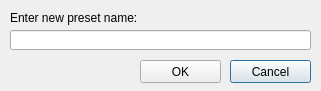
KevinVG207/UmaLauncher, file umalauncher/ui/new_preset_dialog.ui: the form before one commit.
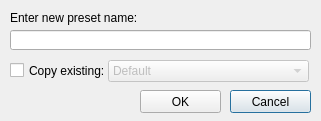
The form after the commit.

Diff of the .ui file:
```diff
--- a/umalauncher/ui/new_preset_dialog.ui
+++ b/umalauncher/ui/new_preset_dialog.ui
@@ -7,7 +7,7 @@
     <x>0</x>
     <y>0</y>
     <width>321</width>
-    <height>91</height>
+    <height>121</height>
    </rect>
   </property>
   <property name="windowTitle">
@@ -43,7 +43,7 @@
    <property name="geometry">
     <rect>
      <x>230</x>
-     <y>60</y>
+     <y>90</y>
      <width>81</width>
      <height>23</height>
     </rect>
@@ -56,7 +56,7 @@
    <property name="geometry">
     <rect>
      <x>140</x>
-     <y>60</y>
+     <y>90</y>
      <width>81</width>
      <height>23</height>
     </rect>
@@ -65,6 +65,40 @@
     <string notr="true">OK</string>
    </property>
   </widget>
+  <widget class="QCheckBox" name="checkBox">
+   <property name="geometry">
+    <rect>
+     <x>10</x>
+     <y>60</y>
+     <width>121</width>
+     <height>21</height>
+    </rect>
+   </property>
+   <property name="text">
+    <string>Copy existing:</string>
+   </property>
+  </widget>
+  <widget class="QComboBox" name="comboBox">
+   <property name="enabled">
+    <bool>false</bool>
+   </property>
+   <property name="geometry">
+    <rect>
+     <x>108</x>
+     <y>60</y>
+     <width>201</width>
+     <height>22</height>
+    </rect>
+   </property>
+   <property name="currentText">
+    <string>Default</string>
+   </property>
+   <item>
+    <property name="text">
+     <string>Default</string>
+    </property>
+   </item>
+  </widget>
  </widget>
  <resources/>
  <connections/>
```
